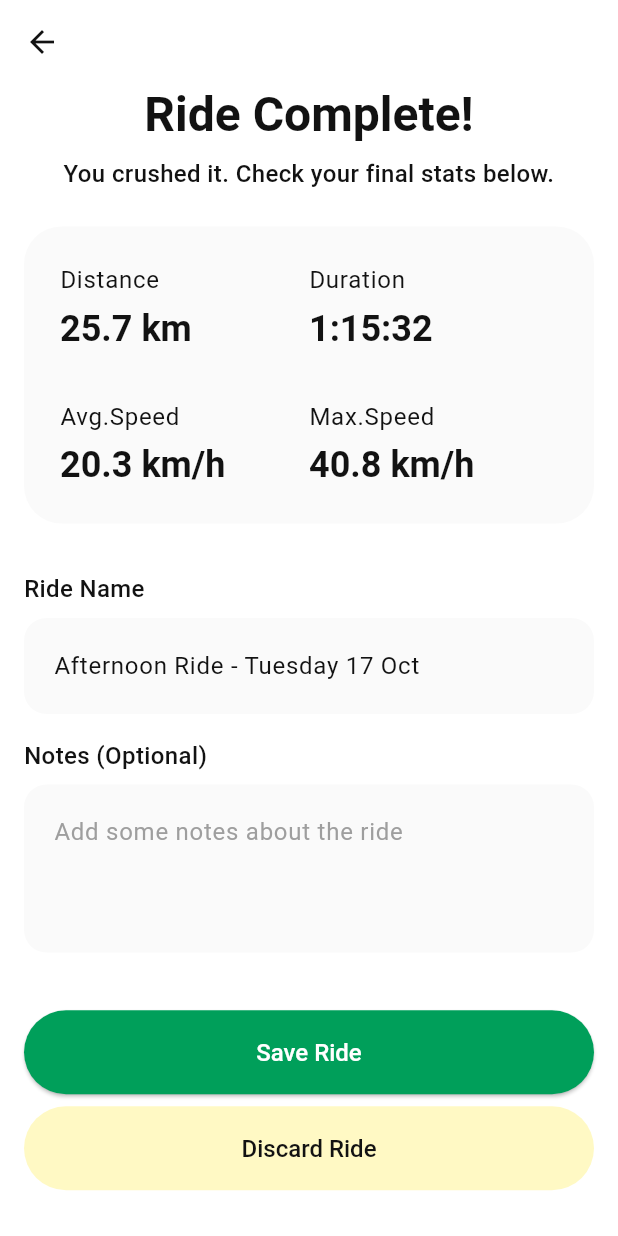
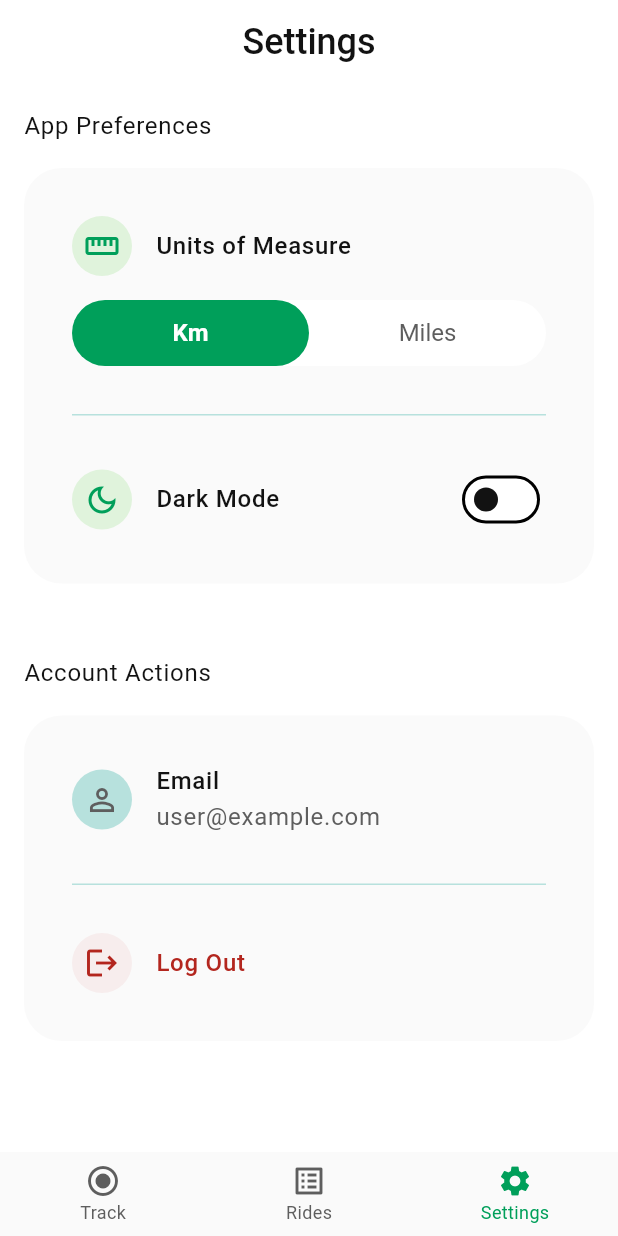
Before and after one commit to Roma220342/VeloTracker, a Flutter app: the screen it shows after launch, on a phone screen of 412 x 824 dp. Run offline on Flutter 3.47's test engine with Material 3 defaults, Android fonts, the phone set to English and light mode, and no system bars; our stand-ins replace flutter_svg, pinput.

Commit message:
settings

```diff
--- a/lib/main.dart
+++ b/lib/main.dart
@@ -10,6 +10,7 @@
 import 'screens/rides_screen.dart';
 import 'screens/track_screen.dart';
 import 'screens/ride_summary_screen.dart';
+import 'screens/settings_screen.dart';
 
 // main.dart
 void main() {
@@ -32,7 +33,7 @@
           child: child!,
         );
       },
-      home: const RideSummaryScreen(),
+      home: const SettingsScreen(),
 
     );
   }
--- /dev/null
+++ b/lib/screens/settings_screen.dart
@@ -0,0 +1,213 @@
+import 'package:flutter/material.dart';
+import 'package:velotracker/theme/app_theme.dart';
+import 'package:velotracker/widgets/setting_item.dart';
+import 'package:velotracker/widgets/unit_option_button.dart';
+
+class SettingsScreen extends StatefulWidget {
+  const SettingsScreen({super.key});
+
+  @override
+  State<SettingsScreen> createState() => _SettingsScreenState();
+}
+
+class _SettingsScreenState extends State<SettingsScreen> {
+  bool _isKmSelected = true;
+  bool _isDarkMode = false;
+  int _currentIndex = 2;
+
+  @override
+  Widget build(BuildContext context) {
+    final theme = Theme.of(context);
+
+    return Scaffold(
+      backgroundColor: theme.colorScheme.surface,
+
+      appBar: AppBar(
+        title: const Text('Settings'),
+        centerTitle: true,
+        automaticallyImplyLeading: false,
+      ),
+
+      body: SafeArea(
+        child: SingleChildScrollView(
+          padding: const EdgeInsets.all(16.0),
+          child: Column(
+            crossAxisAlignment: CrossAxisAlignment.start,
+            children: [
+
+              Text('App Preferences', style: theme.textTheme.bodyLarge),
+              const SizedBox(height: 16),
+
+              Container(
+                padding: const EdgeInsets.all(32),
+                decoration: BoxDecoration(
+                  color: onSurfaceColor,
+                  borderRadius: BorderRadius.circular(25),
+                ),
+                child: Column(
+                  children: [
+
+                    const SettingItem(
+                      icon: Icons.straighten,
+                      title: 'Units of Measure',
+                    ),
+
+                    const SizedBox(height: 16),
+
+                    // Custom Animated Switcher (Km / Miles)
+                    Container(
+                      height: 44,
+                      decoration: BoxDecoration(
+                        color: theme.colorScheme.surface,
+                        borderRadius: BorderRadius.circular(50),
+                      ),
+                      child: LayoutBuilder(
+                        builder: (context, constraints) {
+                          final double segmentWidth = constraints.maxWidth / 2;
+
+                          return Stack(
+                            children: [
+                              // Анімований Фон (Зелений)
+                              AnimatedPositioned(
+                                duration: const Duration(milliseconds: 200),
+                                curve: Curves.easeInOut,
+                                top: 0,
+                                bottom: 0,
+                                // Якщо вибрано Km (true) -> left: 0
+                                // Якщо вибрано Miles (false) -> left: segmentWidth
+                                left: _isKmSelected ? 0 : segmentWidth,
+                                width: segmentWidth,
+                                child: Container(
+                                  decoration: BoxDecoration(
+                                    color: theme.colorScheme.primary,
+                                    borderRadius: BorderRadius.circular(50),
+                                  ),
+                                ),
+                              ),
+
+                              Row(
+                                children: [
+                                  UnitOptionButton(
+                                    title: 'Km',
+                                    isActive: _isKmSelected, // Якщо true - активна
+                                    onTap: () {
+                                      setState(() {
+                                        _isKmSelected = true;
+                                      });
+                                    },
+                                  ),
+                                  UnitOptionButton(
+                                    title: 'Miles',
+                                    isActive: !_isKmSelected, // Якщо false - активна (Miles)
+                                    onTap: () {
+                                      setState(() {
+                                        _isKmSelected = false;
+                                      });
+                                    },
+                                  ),
+                                ],
+                              ),
+                            ],
+                          );
+                        },
+                      ),
+                    ),
+
+                    const SizedBox(height: 32),
+                    const Divider(height: 1, color: outlineColor),
+                    const SizedBox(height: 32),
+
+                    // Dark Mode Switch
+                    SettingItem(
+                      icon: Icons.dark_mode_outlined,
+                      title: 'Dark Mode',
+                      trailing: Switch(
+                        value: _isDarkMode,
+                        activeThumbColor: primaryColor,
+                        inactiveThumbColor: textPrimaryColor,
+                        onChanged: (value) {
+                          setState(() {
+                            _isDarkMode = value;
+                            // TODO: Реалізувати зміну теми
+                          });
+                        },
+                      ),
+                    ),
+                  ],
+                ),
+              ),
+
+              const SizedBox(height: 48),
+
+              Text('Account Actions', style: theme.textTheme.bodyLarge),
+              const SizedBox(height: 16),
+
+              Container(
+                padding: const EdgeInsets.all(32),
+                decoration: BoxDecoration(
+                  color: onSurfaceColor,
+                  borderRadius: BorderRadius.circular(25),
+                ),
+                child: Column(
+                  children: [
+                    // Email (Non-editable)
+                    // Ми використовуємо SettingItem, але іконка буде зеленою (стандартною)
+                    const SettingItem(
+                      icon: Icons.person_outline,
+                      title: 'Email',
+                      subtitle: 'user@example.com',
+                      iconColor: textSecondaryColor,
+                      iconBgColor: outlineColor,
+                    ),
+
+                    const SizedBox(height: 32),
+                    const Divider(height: 1, color: outlineColor),
+                    const SizedBox(height: 32),
+
+                    // Log Out Button
+                    SettingItem(
+                      icon: Icons.logout,
+                      title: 'Log Out',
+                      iconColor: errorColor, // Сірий
+                      iconBgColor: errorContainerColor,
+                      isDestructive: true, // Червоний текст
+                      onTap: () {
+                        // TODO: Логіка виходу (очистка токена і перехід на Welcome)
+                        // Navigator.of(context).pushAndRemoveUntil(...)
+                      },
+                    ),
+                  ],
+                ),
+              ),
+            ],
+          ),
+        ),
+      ),
+
+      bottomNavigationBar: BottomNavigationBar(
+        currentIndex: _currentIndex,
+        onTap: (index) {
+          setState(() => _currentIndex = index);
+          // TODO: Тут можна додати логіку переходу на інші екрани:
+          // if (index == 0) Navigator.pushNamed(context, '/track');
+          // if (index == 1) Navigator.pushNamed(context, '/rides');
+        },
+        items: const [
+          BottomNavigationBarItem(
+            icon: Icon(Icons.radio_button_checked),
+            label: 'Track',
+          ),
+          BottomNavigationBarItem(
+            icon: Icon(Icons.list_alt),
+            label: 'Rides',
+          ),
+          BottomNavigationBarItem(
+            icon: Icon(Icons.settings),
+            label: 'Settings',
+          ),
+        ],
+      ),
+    );
+  }
+
+}
--- a/lib/theme/app_theme.dart
+++ b/lib/theme/app_theme.dart
@@ -5,9 +5,10 @@ const Color primaryContainerColor = Color(0xFFE0F3DC);
 const Color onPrimaryColor = Color(0xFFFFFFFF);
 const Color secondaryColor = Color(0xFFFFF9C4);
 const Color pauseColor = Color(0xFFFFEB3B);
+const Color outlineColor = Color(0xFFB7E1DD);
 
 const Color errorColor = Color(0xFFB3261E);
-const Color errorContainerColor = Color(0xFFFEF7F6);
+const Color errorContainerColor = Color(0xFFF7EDED);
 
 const Color surfaceColor = Color(0xFFFFFFFF);
 const Color onSurfaceColor = Color(0xFFFAFAFA);
--- /dev/null
+++ b/lib/widgets/setting_item.dart
@@ -0,0 +1,74 @@
+import 'package:flutter/material.dart';
+import 'package:velotracker/theme/app_theme.dart';
+
+class SettingItem extends StatelessWidget {
+  final IconData icon;
+  final Color iconColor;
+  final Color iconBgColor;
+  final String title;
+  final String? subtitle;
+  final Widget? trailing;
+  final VoidCallback? onTap;
+  final bool isDestructive;
+
+  const SettingItem({
+    super.key,
+    required this.icon,
+    this.iconColor = primaryColor,
+    this.iconBgColor = primaryContainerColor,
+    required this.title,
+    this.subtitle,
+    this.trailing,
+    this.onTap,
+    this.isDestructive = false,
+  });
+
+  @override
+  Widget build(BuildContext context) {
+    final theme = Theme.of(context);
+    return InkWell(
+      onTap: onTap,
+      child: Row(
+        children: [
+          // 1. ІКОНКА В КОЛІ
+          Container(
+            width: 40,
+            height: 40,
+            decoration: BoxDecoration(
+              color: iconBgColor,
+              shape: BoxShape.circle,
+            ),
+            child: Icon(icon, color: iconColor, size: 24),
+          ),
+          const SizedBox(width: 16),
+
+          // 2. ТЕКСТ
+          Expanded(
+            child: Column(
+              crossAxisAlignment: CrossAxisAlignment.start,
+              children: [
+                Text(
+                  title,
+                  style: theme.textTheme.bodyLarge?.copyWith(
+                    fontWeight: FontWeight.w500,
+                    color: isDestructive ? errorColor : textPrimaryColor,
+                  ),
+                ),
+                if (subtitle != null)
+                  Text(
+                    subtitle!,
+                    style: theme.textTheme.bodyLarge?.copyWith(
+                      color: textSecondaryColor,
+                    ),
+                  ),
+              ],
+            ),
+          ),
+
+          // 3. ПРАВА ЧАСТИНА (Switch або текст)
+          if (trailing != null) trailing!,
+        ],
+      ),
+    );
+  }
+}
--- /dev/null
+++ b/lib/widgets/unit_option_button.dart
@@ -0,0 +1,36 @@
+import 'package:flutter/material.dart';
+import 'package:velotracker/theme/app_theme.dart';
+class UnitOptionButton extends StatelessWidget {
+  final String title;
+  final bool isActive;
+  final VoidCallback onTap;
+
+  const UnitOptionButton({
+    super.key,
+    required this.title,
+    required this.isActive,
+    required this.onTap,
+  });
+
+  @override
+  Widget build(BuildContext context) {
+    return Expanded(
+      child: GestureDetector(
+        onTap: onTap,
+        behavior: HitTestBehavior.opaque,
+        child: Container(
+          alignment: Alignment.center,
+          child: AnimatedDefaultTextStyle(
+            duration: const Duration(milliseconds: 200),
+            style: TextStyle(
+              fontSize: 16,
+              color: isActive ? Colors.white : textSecondaryColor,
+              fontWeight: isActive ? FontWeight.bold : FontWeight.normal,
+            ),
+            child: Text(title),
+          ),
+        ),
+      ),
+    );
+  }
+}
```
